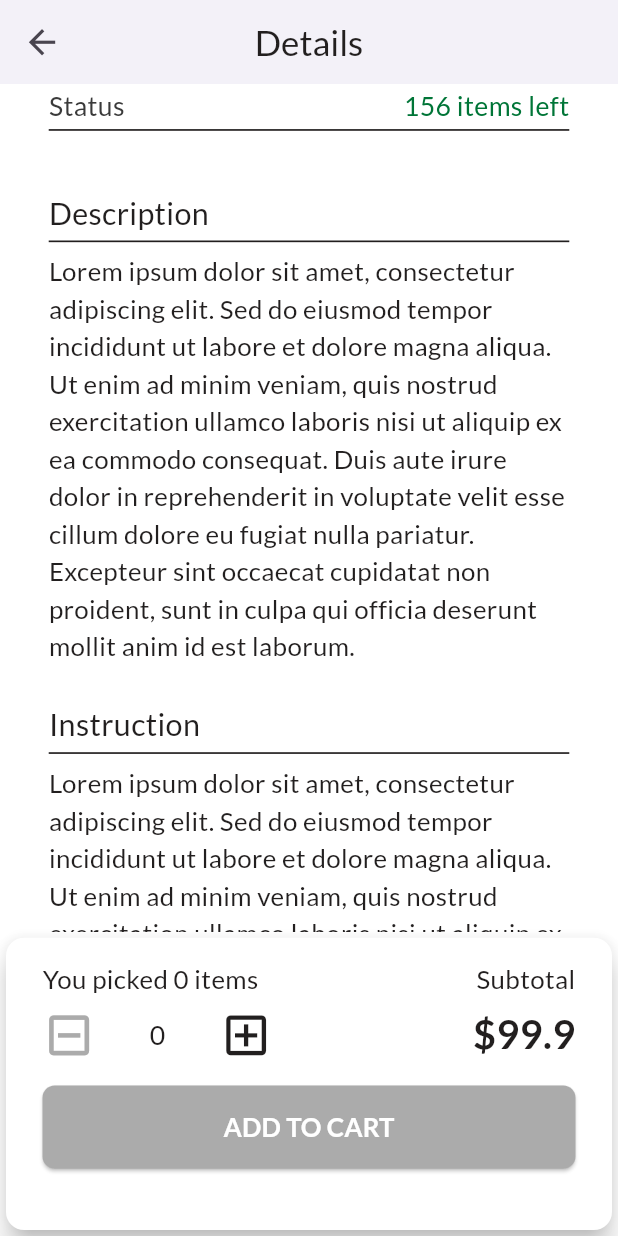
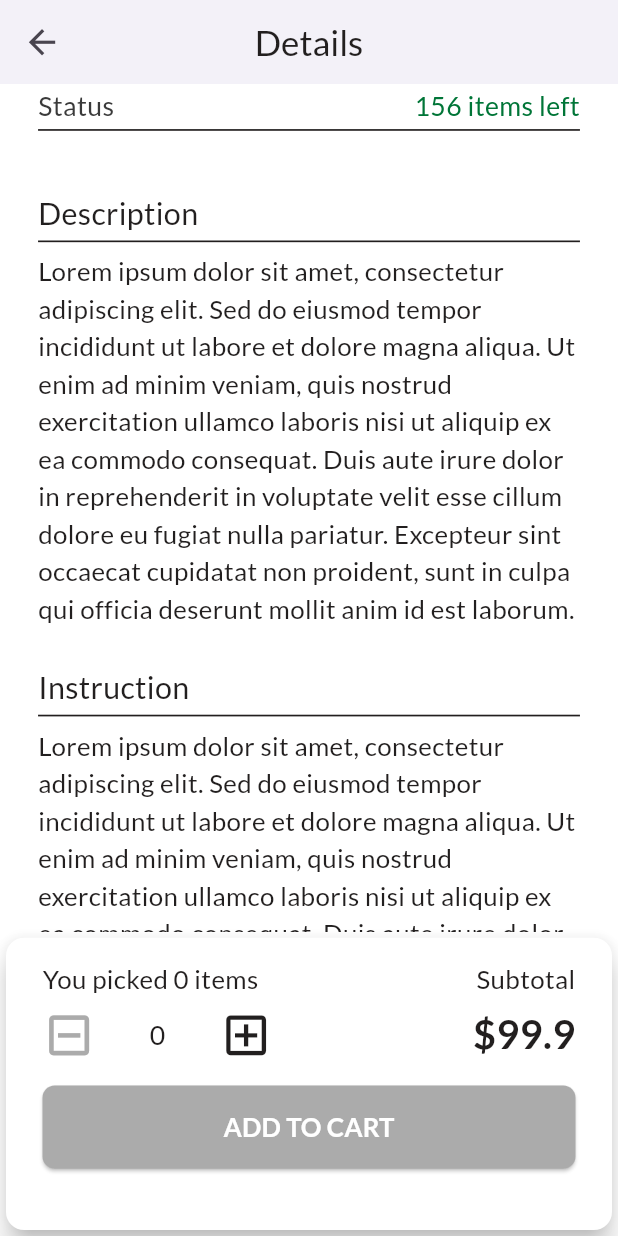
Before and after one commit to Abdusalom0516/Fayzigul, a Flutter app: the ProductsDetailsScreen screen opened directly, scrolled down 576 dp, on a phone screen of 412 x 824 dp. Run offline on Flutter 3.47's test engine with Material 3 defaults, Android fonts, the phone set to English and light mode, and no system bars; our stand-ins replace dartz, equatable, firebase_auth, firebase_core, flutter_bloc, flutter_hooks and 2 more; accounts and stored records are empty.

```diff
--- a/lib/core/common/consts/const_colors.dart
+++ b/lib/core/common/consts/const_colors.dart
@@ -9,5 +9,6 @@ class ConstColors {
   Color fff6f6f6 = Color(0xFFF6F6F6);
   Color ff7F7F7F = Color(0xFF7F7F7F);
   Color ff3A3A3A = Color(0xFF3A3A3A);
+  Color ff7D7B7B = Color(0xFF7D7B7B);
   Color transparent = Colors.transparent;
 }
--- a/lib/core/common/consts/const_texts.dart
+++ b/lib/core/common/consts/const_texts.dart
@@ -52,4 +52,15 @@ class ConstTexts {
   String instruction = "Instruction";
   String lorem =
       "Lorem ipsum dolor sit amet, consectetur adipiscing elit. Sed do eiusmod tempor incididunt ut labore et dolore magna aliqua. Ut enim ad minim veniam, quis nostrud exercitation ullamco laboris nisi ut aliquip ex ea commodo consequat. Duis aute irure dolor in reprehenderit in voluptate velit esse cillum dolore eu fugiat nulla pariatur. Excepteur sint occaecat cupidatat non proident, sunt in culpa qui officia deserunt mollit anim id est laborum.";
+  String faqs = "FAQS";
+  String transactionHistory = "Transaction History";
+  String plantingGuides = "Planting Guides";
+  String howLongArrive = "How long will it take for my order to arrive?";
+  String whereShip = "Where do you ship?";
+  String ifOrderMultiple =
+      "If I order more than one plant, will they ship separately?";
+  String hotOrderDifferentPlace =
+      "How do I order several plants to go to different addresses?";
+  String howLongArriveAns =
+      "Orders placed via Standard shipping will be processed within 2-8 business days and will be in transit for 1-5 days. Orders placed via Expedited shipping will be processed within 1-2 business days and will be in transit for 1-5 days.";
 }
--- a/lib/presentation/home/screens/products_details_screen.dart
+++ b/lib/presentation/home/screens/products_details_screen.dart
@@ -58,7 +58,7 @@ class ProductsDetailsScreen extends HookWidget {
 
   SliverPadding productFullContentSection(ConstColors colors, String content) {
     return SliverPadding(
-      padding: EdgeInsetsGeometry.symmetric(horizontal: 32.r),
+      padding: EdgeInsetsGeometry.symmetric(horizontal: 25.r),
       sliver: SliverToBoxAdapter(
         child: Text(
           content,
@@ -73,7 +73,7 @@ class ProductsDetailsScreen extends HookWidget {
 
   SliverPadding productTitleScreen(ConstColors colors, String title) {
     return SliverPadding(
-      padding: EdgeInsetsGeometry.symmetric(horizontal: 32.r),
+      padding: EdgeInsetsGeometry.symmetric(horizontal: 25.r),
       sliver: SliverToBoxAdapter(
         child: Container(
           width: double.infinity,
@@ -103,7 +103,7 @@ class ProductsDetailsScreen extends HookWidget {
     return SliverToBoxAdapter(
       child: Padding(
           padding:
-              EdgeInsetsGeometry.symmetric(horizontal: 32.r, vertical: 15.r),
+              EdgeInsetsGeometry.symmetric(horizontal: 25.r, vertical: 15.r),
           child: Column(
             spacing: 15.h,
             crossAxisAlignment: CrossAxisAlignment.start,
@@ -350,7 +350,7 @@ class ProductsDetailsScreen extends HookWidget {
 
   SliverPadding productPriceSection(ConstColors colors) {
     return SliverPadding(
-      padding: EdgeInsetsGeometry.symmetric(horizontal: 32.r),
+      padding: EdgeInsetsGeometry.symmetric(horizontal: 25.r),
       sliver: SliverToBoxAdapter(
         child: Text(
           "\$99.9",
@@ -365,7 +365,7 @@ class ProductsDetailsScreen extends HookWidget {
 
   SliverPadding productCategoriesSection() {
     return SliverPadding(
-      padding: EdgeInsetsGeometry.symmetric(horizontal: 32.w, vertical: 21.h),
+      padding: EdgeInsetsGeometry.symmetric(horizontal: 25.w, vertical: 21.h),
       sliver: SliverToBoxAdapter(
         child: Wrap(
           spacing: 9.w,
```
Also changed, not shown: lib/presentation/profile/screens/faqs_screen.dart (added, +52 -0 lines), lib/presentation/profile/screens/profile_screen.dart (+7 -0 lines), pubspec.yaml (+10 -0 lines), assets/images/logo.png (added), pubspec.lock, 24 other files.
